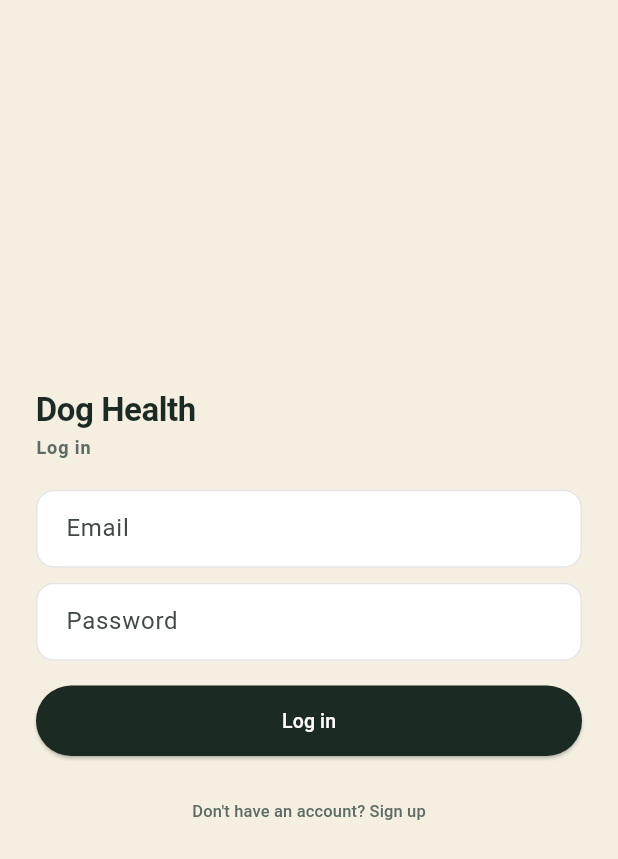
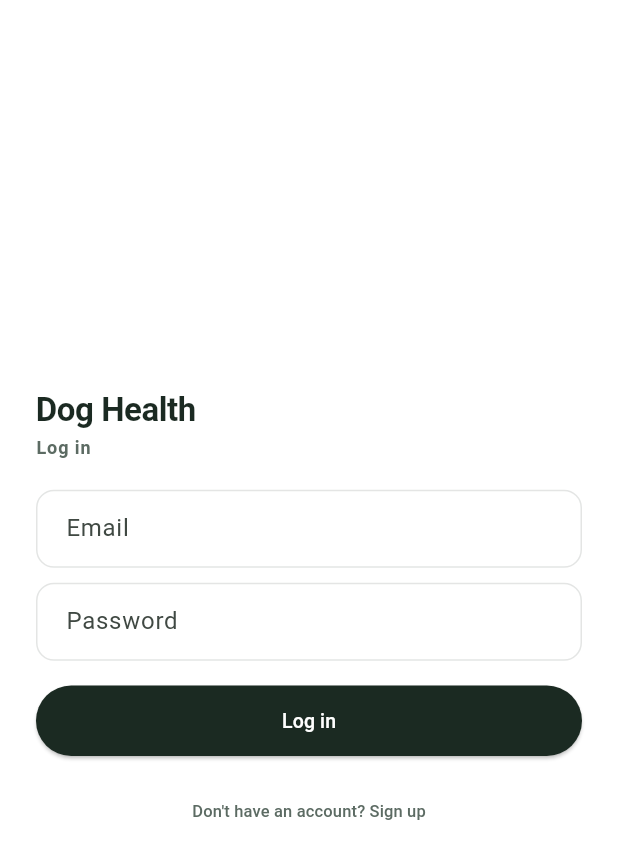
Before and after one commit to shogohida/dogapp_flutter, a Flutter app: the screen it shows after launch, on a phone screen of 412 x 824 dp. Shown: the top 859 px of the screen. Run offline on Flutter 3.47's test engine with Material 3 defaults, Android fonts, the phone set to English and light mode, and no system bars; our stand-ins replace flutter_map, geolocator, image_picker, latlong2, share_plus, shared_preferences; accounts and stored records are empty.

Commit message:
Switch background palette to white
Replaces the warm cream/paper background tokens with white and a
near-white outer shade, keeping ink text and the marigold/sage accent
colors as-is.

Co-Authored-By: Claude Sonnet 5 <noreply@anthropic.com>
Claude-Session: https://claude.ai/code/session_01JtEFgTRnQ4QkWXbcJcbm1K

```diff
--- a/lib/theme/app_theme.dart
+++ b/lib/theme/app_theme.dart
@@ -7,8 +7,8 @@ class AppColors {
 
   static const ink = Color(0xFF1B2A22); // 深い森グリーン、見出し・本文
   static const inkSoft = Color(0xFF5C6B63); // 補助テキスト
-  static const paper = Color(0xFFF5EFE2); // カード・画面の背景(暖色系の紙)
-  static const paperOuter = Color(0xFFE7E2D5); // 画面外側の背景
+  static const paper = Color(0xFFFFFFFF); // カード・画面の背景(白基調)
+  static const paperOuter = Color(0xFFF7F7F5); // 画面外側の背景(ごく淡いグレーで白との境界を出す)
 
   static const marigold = Color(0xFFE2A63B); // レオ(アプリコット)のアクセント
   static const sageDark = Color(0xFF5C6B63); // ノア(ブラック)のアクセント
```
